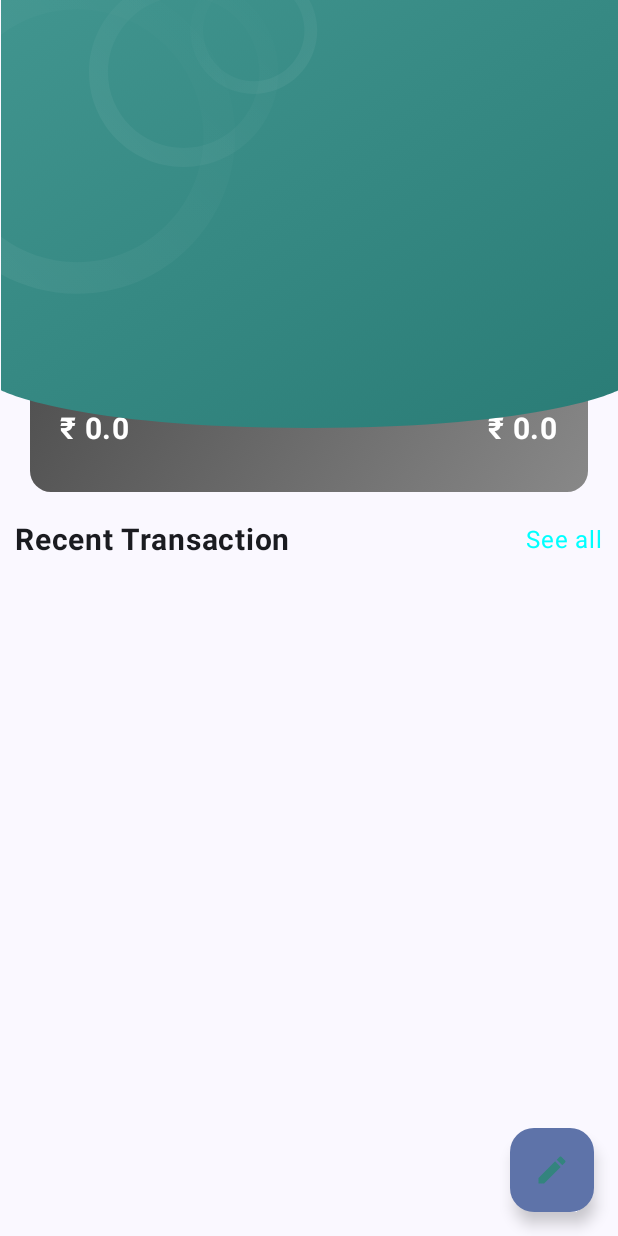
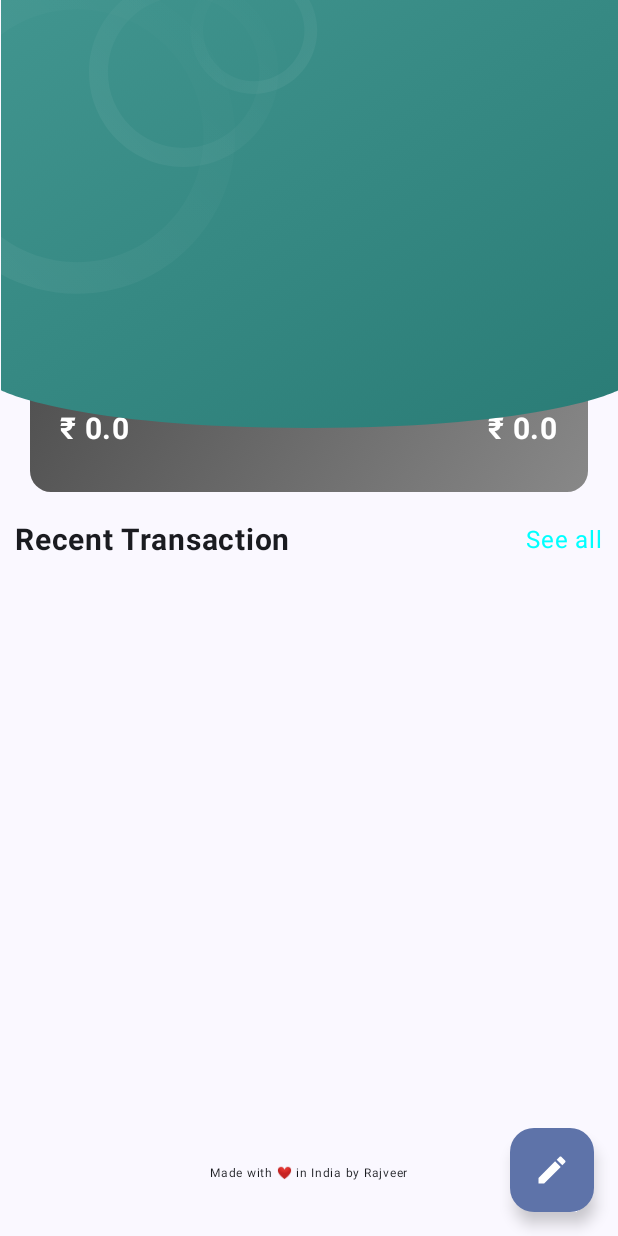
Before and after one commit to rajveerk-24/Expense-Tracker, an Android app built with Jetpack Compose: the screen it shows after launch (MainActivity), on a phone screen of 412 x 824 dp. Run offline under Robolectric (Android 15) with nearby library versions, the phone set to English and light mode, and no system bars; our stand-ins replace Room's generated code, constraintlayout-compose.

Commit message:
icon bug fixed

```diff
--- a/app/src/main/java/com/sarrafenterprises/expensetracker/Data/dao/ExpenseDao.kt
+++ b/app/src/main/java/com/sarrafenterprises/expensetracker/Data/dao/ExpenseDao.kt
@@ -26,4 +26,9 @@ interface ExpenseDao {
 
     @Query("DELETE FROM expense_table")
     suspend fun deleteAllExpenses()
+
+/*    @Query("DELETE FROM expense_table WHERE id = :id")
+    suspend fun deleteExpense(id: Int): ExpenseEntity*/
+
+
 }
--- a/app/src/main/java/com/sarrafenterprises/expensetracker/Screen/HomeScreen.kt
+++ b/app/src/main/java/com/sarrafenterprises/expensetracker/Screen/HomeScreen.kt
@@ -3,6 +3,8 @@ package com.sarrafenterprises.expensetracker.Screen
 import androidx.compose.foundation.Image
 import androidx.compose.foundation.background
 import androidx.compose.foundation.clickable
+import androidx.compose.foundation.layout.Arrangement
+import androidx.compose.foundation.layout.Arrangement.End
 import androidx.compose.foundation.layout.Box
 import androidx.compose.foundation.layout.Column
 import androidx.compose.foundation.layout.Row
@@ -18,6 +20,7 @@ import androidx.compose.foundation.lazy.items
 import androidx.compose.foundation.shape.RoundedCornerShape
 import androidx.compose.material.icons.Icons
 import androidx.compose.material.icons.filled.Create
+import androidx.compose.material.icons.filled.Delete
 import androidx.compose.material.icons.outlined.KeyboardArrowUp
 import androidx.compose.material.icons.outlined.Notifications
 import androidx.compose.material3.DropdownMenu
@@ -27,6 +30,7 @@ import androidx.compose.material3.HorizontalDivider
 import androidx.compose.material3.Icon
 import androidx.compose.material3.Surface
 import androidx.compose.material3.Text
+import androidx.compose.material3.VerticalDivider
 import androidx.compose.runtime.Composable
 import androidx.compose.runtime.collectAsState
 import androidx.compose.runtime.getValue
@@ -109,7 +113,7 @@ ConstraintLayout(modifier = Modifier.fillMaxSize()) {
         )
     }
 
-val state = viewModel.expenses.collectAsState(initial = emptyList())
+    val state = viewModel.expenses.collectAsState(initial = emptyList())
     val balance = viewModel.getBalance(state.value)
     val expenses = viewModel.getTotalExpense(state.value)
     val income = viewModel.getTotalIncome(state.value)
@@ -126,7 +130,7 @@ val state = viewModel.expenses.collectAsState(initial = emptyList())
         }
     })
 
-    TransactionList(modifier = Modifier
+    Box(modifier = Modifier
         .fillMaxWidth()
         .constrainAs(list) {
             top.linkTo(card.bottom)
@@ -134,8 +138,14 @@ val state = viewModel.expenses.collectAsState(initial = emptyList())
             end.linkTo(parent.end)
             bottom.linkTo(parent.bottom)
             height = Dimension.fillToConstraints
+
         }
-        .padding(horizontal = 10.dp), list = state.value, viewModel, navController )
+    ) {
+    TransactionList(modifier = Modifier.padding(horizontal = 10.dp), list = state.value, viewModel, navController )
+        Text(text = "Made with ❤ in India by Rajveer", fontSize = 8.sp, modifier = Modifier
+            .align(Alignment.BottomCenter)
+            .padding(30.dp))
+    }
 
     FloatingActionButton(
         onClick = {
@@ -146,7 +156,7 @@ val state = viewModel.expenses.collectAsState(initial = emptyList())
             end.linkTo(parent.end, margin = 16.dp)
         }
     ) {
-        Icon(Icons.Filled.Create, "Floating action button.", tint = Color(0xFF33847E))
+        Icon(Icons.Filled.Create, "Floating action button.")
     }
 }
 }
@@ -246,8 +256,11 @@ fun TransactionList(modifier: Modifier, list: List<ExpenseEntity>, viewModel: Ho
 
     LazyColumn(modifier= modifier ) {
         item {
-            Box (modifier = Modifier.fillMaxWidth()){
-                Text(text = "Recent Transaction", fontSize = 20.sp,fontWeight = FontWeight.Bold)
+            Box (modifier = Modifier
+                .fillMaxWidth()
+                .padding(bottom = 15.dp)){
+                Text(text = "Recent Transaction", fontSize = 20.sp,fontWeight = FontWeight.Bold,modifier = Modifier
+                    .align(Alignment.CenterStart))
                 Text(text = "See all",
                     fontSize = 16.sp,
                     color = Color.Cyan,
@@ -256,7 +269,6 @@ fun TransactionList(modifier: Modifier, list: List<ExpenseEntity>, viewModel: Ho
                         .clickable {
                             navController.navigate(TransactionHolder)
                         })
-        Spacer(modifier = Modifier.height(15.dp))
             }
         }
 
@@ -266,18 +278,21 @@ fun TransactionList(modifier: Modifier, list: List<ExpenseEntity>, viewModel: Ho
                 amount = if (item.type == "Income") "+ ₹ ${item.amount }" else "- ₹ ${item.amount}",
                 icon = viewModel.getItemIcon(item),
                 date = getDateLabel(item.date),
-                color = if (item.type == "Income") Color.Green else Color.Red
+                color = if (item.type == "Income") Color.Green else Color.Red,
+                viewModel,
+                item = item
             )
         }
     }
 }
 
 @Composable
-fun TransactionItem(title: String, amount: String, icon: Int, date: String, color: Color){
+fun TransactionItem(title: String, amount: String, icon: Int, date: String, color: Color, viewModel: HomeViewModel, item: ExpenseEntity){
 
+    val scope = rememberCoroutineScope()
     Box(modifier = Modifier
         .fillMaxWidth()
-        .padding(8.dp)) {
+        .padding(vertical = 8.dp)) {
 
         Row {
             Image(painter = painterResource(id = icon), contentDescription = null,
@@ -291,15 +306,26 @@ fun TransactionItem(title: String, amount: String, icon: Int, date: String, colo
                     .align(Alignment.Start)
                     .padding(start = 5.dp), fontWeight = FontWeight.Medium)
                 HorizontalDivider(thickness = 2.dp, modifier = Modifier
-                    .width(150.dp)
+                    .width(200.dp)
                     .padding(start = 5.dp, end = 5.dp))
+
                 Text(text = date, fontSize = 16.sp, color = Color.Gray, modifier = Modifier
                     .align(Alignment.End)
                     .padding(end = 5.dp))
             }
         }
-            Text(text = amount, fontSize = 18.sp, modifier = Modifier.align(Alignment.CenterEnd),
+        Row(modifier = Modifier.align(Alignment.CenterEnd)) {
+            Text(text = amount, fontSize = 18.sp,
                 fontWeight = FontWeight.SemiBold, color = color)
+
+            Icon(Icons.Filled.Delete, contentDescription = null,
+                modifier = Modifier.clickable {
+                    scope.launch {
+                        viewModel.deleteExpense(item)
+                    }
+                })
+
+        }
     }
 
 }
--- a/app/src/main/java/com/sarrafenterprises/expensetracker/Screen/addExpense.kt
+++ b/app/src/main/java/com/sarrafenterprises/expensetracker/Screen/addExpense.kt
@@ -106,8 +106,9 @@ fun AddExpense(navController: NavController) {
                 onAddExpenseClicked = {
                     scope.launch {
 
-                       if(viewModel.addExpense(it)){
-                           navController.popBackStack()
+                       if(viewModel.addExpense(it))
+                       {
+//                           navController.popBackStack()
                        }
                     }
                 }
--- a/app/src/main/java/com/sarrafenterprises/expensetracker/viewModel/HomeViewModel.kt
+++ b/app/src/main/java/com/sarrafenterprises/expensetracker/viewModel/HomeViewModel.kt
@@ -76,6 +76,10 @@ class HomeViewModel(val dao: ExpenseDao) : ViewModel() {
         dao.deleteAllExpenses()
     }
 
+    suspend fun deleteExpense(ExpenseEntity: ExpenseEntity) {
+        dao.deleteExpense(ExpenseEntity)
+    }
+
 }
 
 class HomeViewModelFatory(private val context: Context) : ViewModelProvider.Factory {
--- a/app/src/main/java/com/sarrafenterprises/expensetracker/viewModel/TransactionViewModel.kt
+++ b/app/src/main/java/com/sarrafenterprises/expensetracker/viewModel/TransactionViewModel.kt
@@ -9,7 +9,7 @@ import com.sarrafenterprises.expensetracker.Data.model.ExpenseEntity
 import com.sarrafenterprises.expensetracker.R
 
 
-class TransactionViewModel(dao: ExpenseDao): ViewModel(){
+class TransactionViewModel(val dao: ExpenseDao): ViewModel(){
 
     val expenses = dao.getAllExpenses()
 
```
Also changed, not shown: app/src/main/java/com/sarrafenterprises/expensetracker/Screen/TransactionHistory.kt (+59 -15 lines).
